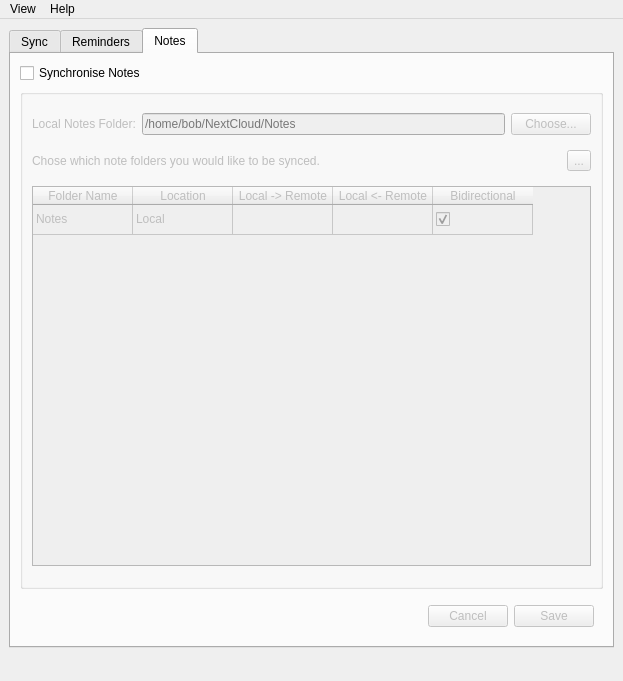
Old version of the form taskbridge/gui/taskbridge.ui in the repository pint-sized/taskbridge.
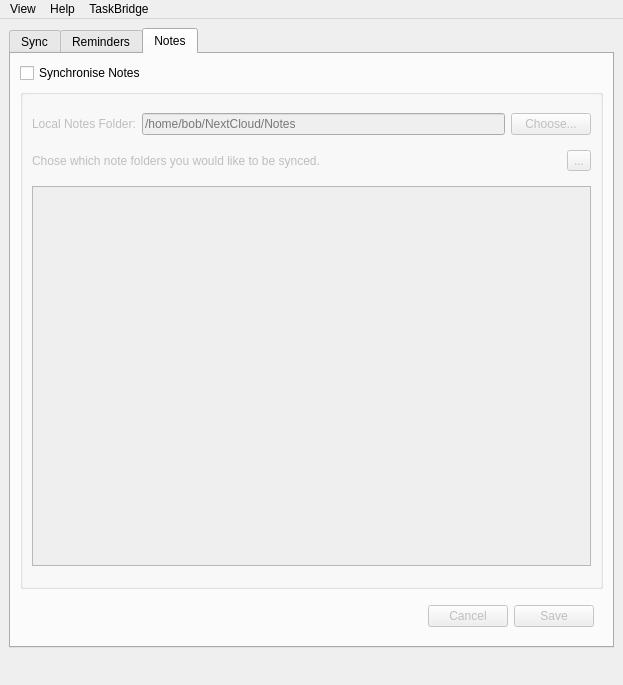
New version of the form. The open tabs and pages were chosen to show the change.

Patch:
```diff
--- a/taskbridge/gui/taskbridge.ui
+++ b/taskbridge/gui/taskbridge.ui
@@ -7,7 +7,7 @@
     <x>0</x>
     <y>0</y>
     <width>623</width>
-    <height>681</height>
+    <height>685</height>
    </rect>
   </property>
   <property name="sizePolicy">
@@ -690,67 +690,6 @@
              <attribute name="verticalHeaderVisible">
               <bool>false</bool>
              </attribute>
-             <row>
-              <property name="text">
-               <string>0</string>
-              </property>
-             </row>
-             <column>
-              <property name="text">
-               <string>Folder Name</string>
-              </property>
-             </column>
-             <column>
-              <property name="text">
-               <string>Location</string>
-              </property>
-             </column>
-             <column>
-              <property name="text">
-               <string>Local -&gt; Remote</string>
-              </property>
-             </column>
-             <column>
-              <property name="text">
-               <string>Local &lt;- Remote</string>
-              </property>
-             </column>
-             <column>
-              <property name="text">
-               <string>Bidirectional</string>
-              </property>
-             </column>
-             <item row="0" column="0">
-              <property name="text">
-               <string>Notes</string>
-              </property>
-             </item>
-             <item row="0" column="1">
-              <property name="text">
-               <string>Local</string>
-              </property>
-             </item>
-             <item row="0" column="2">
-              <property name="text">
-               <string/>
-              </property>
-              <property name="checkState">
-               <enum>Unchecked</enum>
-              </property>
-             </item>
-             <item row="0" column="3">
-              <property name="checkState">
-               <enum>Unchecked</enum>
-              </property>
-             </item>
-             <item row="0" column="4">
-              <property name="text">
-               <string/>
-              </property>
-              <property name="checkState">
-               <enum>Checked</enum>
-              </property>
-             </item>
             </widget>
            </item>
           </layout>
@@ -834,11 +773,19 @@
      <string>View</string>
     </property>
     <addaction name="actionSync"/>
-    <addaction name="actionCofigure"/>
-    <addaction name="actionConfigure_Notes"/>
+    <addaction name="actionReminders"/>
+    <addaction name="actionNotes"/>
+    <addaction name="separator"/>
+   </widget>
+   <widget class="QMenu" name="menuTaskBridge">
+    <property name="title">
+     <string>TaskBridge</string>
+    </property>
+    <addaction name="actionQuit_TaskBridge"/>
    </widget>
    <addaction name="menuView"/>
    <addaction name="menuHelp"/>
+   <addaction name="menuTaskBridge"/>
   </widget>
   <action name="actionOink">
    <property name="text">
```
Left out of the diff: 18 changed lines with no effect on the pictures.
